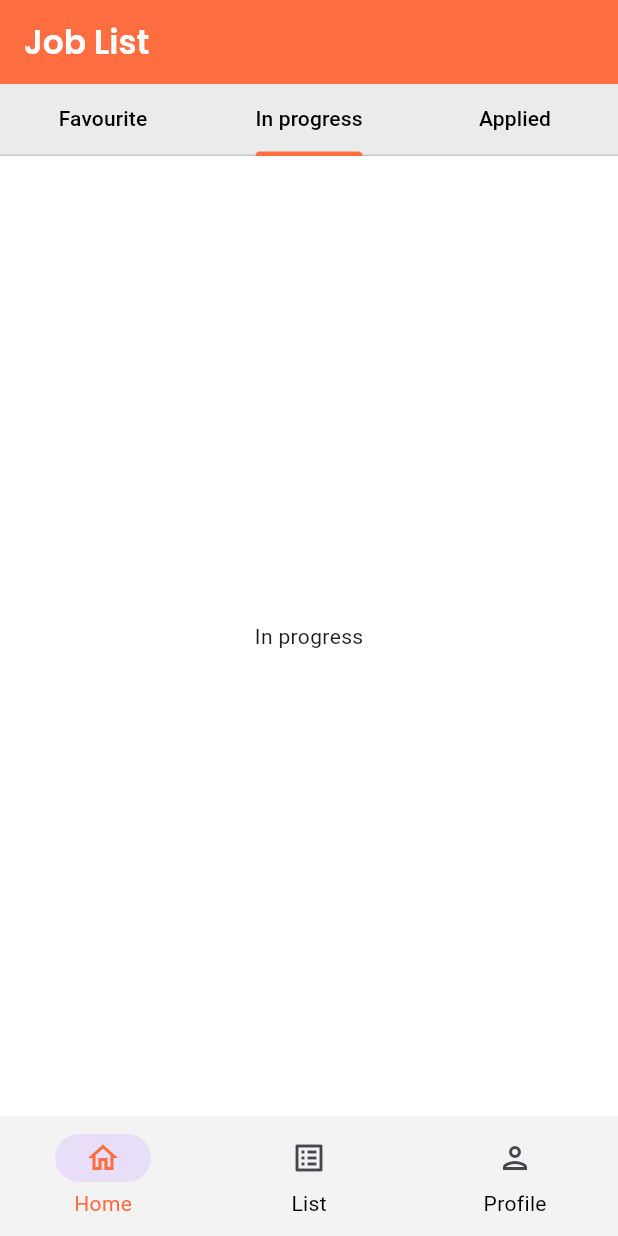
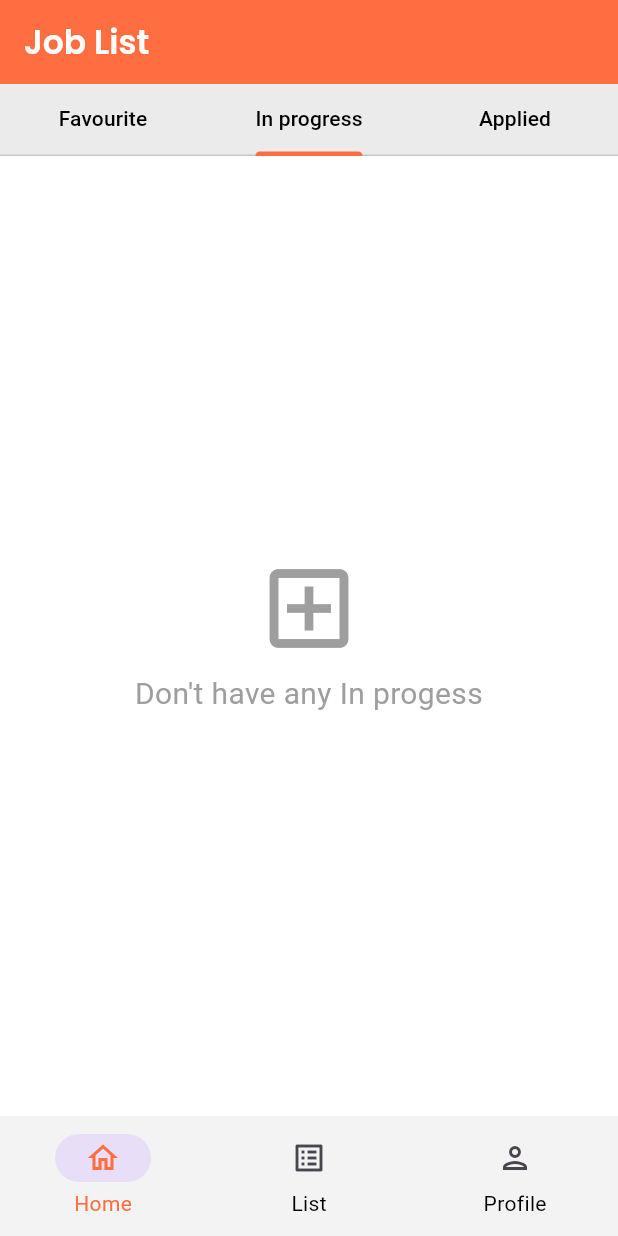
Before and after one commit to ZentryxTH/mobile-project, a Flutter app: the screen it shows after launch, tab 2 chosen, on a phone screen of 412 x 824 dp. Run offline on Flutter 3.47's test engine with Material 3 defaults, Android fonts, the phone set to English and light mode, and no system bars.

Commit message:
default listpage

```diff
--- /dev/null
+++ b/intrn/devtools_options.yaml
@@ -0,0 +1,3 @@
+description: This file stores settings for Dart & Flutter DevTools.
+documentation: https://docs.flutter.dev/tools/devtools/extensions#configure-extension-enablement-states
+extensions:
--- a/intrn/lib/Listpage.dart
+++ b/intrn/lib/Listpage.dart
@@ -1,4 +1,6 @@
 import 'package:flutter/material.dart';
+import 'simulate/Homepage.dart';
+// import 'package:intrn/widget/list_card.dart';
 
 void main() {
   runApp(MyApp());
@@ -12,6 +14,12 @@ class MyApp extends StatelessWidget {
     return MaterialApp(
       theme: ThemeData(useMaterial3: true),
       home: NavigationBars(),
+      initialRoute: '/listpage',
+      routes: {
+        '/homepage': (context) => const Homepage(),
+        '/listpage': (context) => const NavigationBars(),
+        // '/profilepage': (context) => const ProfilePage(),
+      },
     );
   }
 }
@@ -26,6 +34,7 @@ class NavigationBarState extends State<NavigationBars>{
   // const NavigationBars({super.key});
   int pageindex = 0 ;
   List<String> titles = <String>['Favourite', 'In progess', 'Applied'];
+
 
   @override
   Widget build(BuildContext context) {
@@ -49,7 +58,11 @@ class NavigationBarState extends State<NavigationBars>{
         setState(() {
           pageindex = index;
         });
+        if (index == 0) {
+              Navigator.pushNamed(context, '/homepage');
+            }
       },
+
       destinations: [
         NavigationDestination(
           icon: Icon(Icons.home_outlined, color: pageindex == 0 ? Colors.deepOrangeAccent : null),
@@ -66,19 +79,19 @@ class NavigationBarState extends State<NavigationBars>{
       ],
     ),
       ),
-      body: appbars(),
+      body: Listpages(),
     );
   }
 }
 
-class appbars extends StatefulWidget {
-  const appbars({super.key});
+class Listpages extends StatefulWidget {
+  const Listpages({super.key});
 
   @override
-  State<appbars> createState() => AppbarState();
+  State<Listpages> createState() => Listpagestate();
 }
 
-class AppbarState extends State<appbars> {
+class Listpagestate extends State<Listpages> {
 
   @override
   Widget build(BuildContext context) {
@@ -122,6 +135,7 @@ class AppbarState extends State<appbars> {
                         child: Column(
                           mainAxisAlignment: MainAxisAlignment.center,
                           children: [
+                            // Mycard()
                             Icon(
                               Icons.add_box_outlined,
                               size: 70.0,
@@ -131,7 +145,7 @@ class AppbarState extends State<appbars> {
                               height: 8.0,
                             ),
                             Text(
-                              "Don't have any applications.",
+                              "Don't have any favourite",
                               textAlign: TextAlign.center,
                               style: TextStyle(
                                 color: Colors.grey,
@@ -141,8 +155,52 @@ class AppbarState extends State<appbars> {
                           ],
                         ),
                       ),
-                      Center(child: Text('In progress')),
-                      Center(child: Text('Applied')),
+                      Center(
+                        child: Column(
+                          mainAxisAlignment: MainAxisAlignment.center,
+                          children: [
+                            Icon(
+                              Icons.add_box_outlined,
+                              size: 70.0,
+                              color: Colors.grey,
+                            ),
+                            SizedBox(
+                              height: 8.0,
+                            ),
+                            Text(
+                              "Don't have any In progess",
+                              textAlign: TextAlign.center,
+                              style: TextStyle(
+                                color: Colors.grey,
+                                fontSize: 20.0,
+                              ),
+                            ),
+                          ],
+                        ),
+                          ),
+                      Center(
+                        child: Column(
+                          mainAxisAlignment: MainAxisAlignment.center,
+                          children: [
+                            Icon(
+                              Icons.add_box_outlined,
+                              size: 70.0,
+                              color: Colors.grey,
+                            ),
+                            SizedBox(
+                              height: 8.0,
+                            ),
+                            Text(
+                              "Don't have any applications",
+                              textAlign: TextAlign.center,
+                              style: TextStyle(
+                                color: Colors.grey,
+                                fontSize: 20.0,
+                              ),
+                            ),
+                          ],
+                        ),
+                        ),
                     ],
                 ),
                 ),
@@ -153,4 +211,5 @@ class AppbarState extends State<appbars> {
       ),
     );
   }
+
 }
--- /dev/null
+++ b/intrn/lib/simulate/Homepage.dart
@@ -0,0 +1,19 @@
+import 'package:flutter/material.dart';
+import 'package:intrn/Listpage.dart';
+
+
+
+class Homepage extends StatelessWidget {
+  const Homepage({super.key});
+
+  @override
+  Widget build(BuildContext context) {
+    return Scaffold(
+      body: Center(
+        child: Text('test'),
+      ),
+      bottomNavigationBar: NavigationBars(),
+
+    );
+  }
+}
--- a/intrn/pubspec.yaml
+++ b/intrn/pubspec.yaml
@@ -34,6 +34,7 @@ dependencies:
   # The following adds the Cupertino Icons font to your application.
   # Use with the CupertinoIcons class for iOS style icons.
   cupertino_icons: ^1.0.8
+  provider: ^6.1.4
 
 dev_dependencies:
   flutter_test:
@@ -58,9 +59,8 @@ flutter:
   uses-material-design: true
 
   # To add assets to your application, add an assets section, like this:
-  # assets:
-    # - images/a_dot_burr.jpeg
-    # - images/a_dot_ham.jpeg
+  #assets:
+
 
   # An image asset can refer to one or more resolution-specific "variants", see
   # https://flutter.dev/to/resolution-aware-images
```
Also changed, not shown: intrn/lib/widget/list_card.dart (added, +86 -0 lines).
